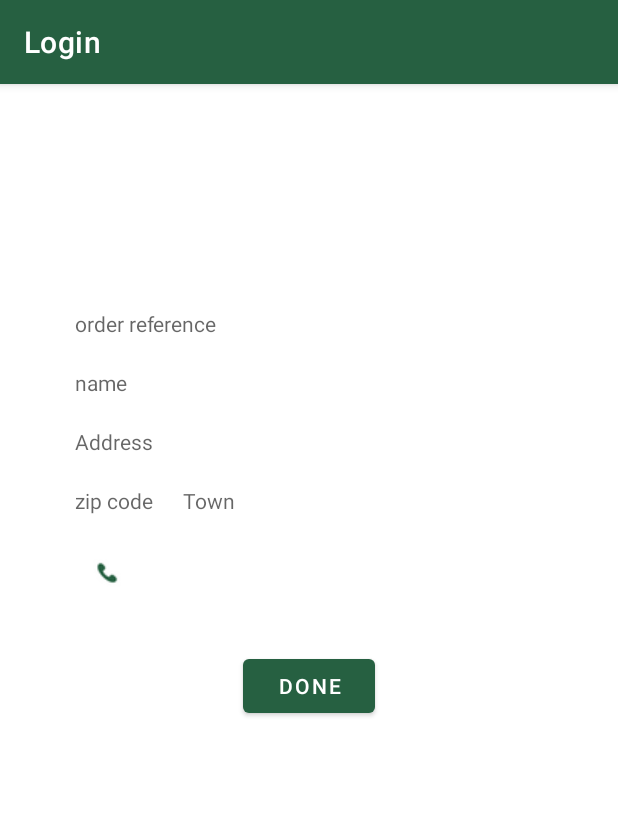
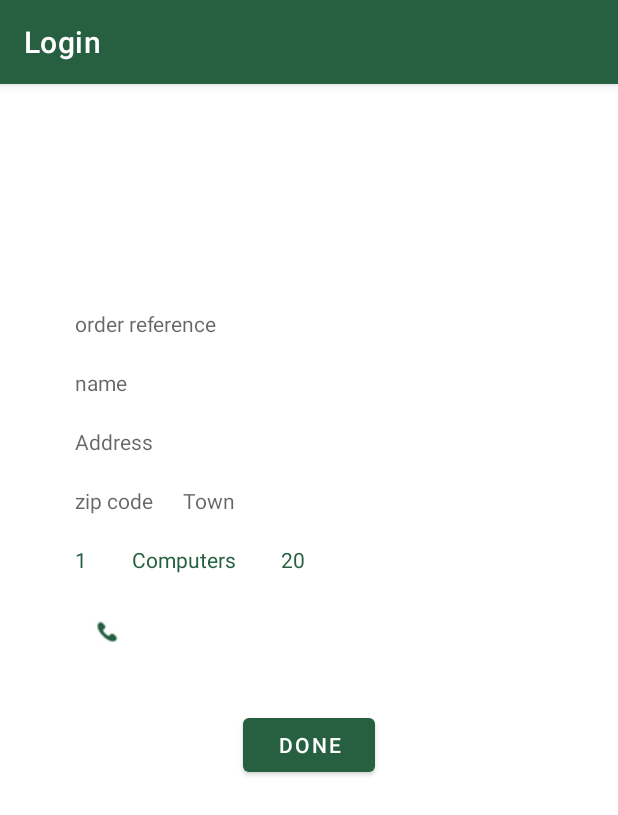
Before and after one commit to Aizen39/demotour, an Android app: the fragment DescriptionFragment placed in its activity, on a phone screen of 412 x 824 dp. Shown: the top 815 px of the screen. Run offline under Robolectric (Android 15) with nearby library versions, the phone set to English and light mode, and no system bars; our stand-ins replace navigation-ui; 7 statements that could not run were skipped.

Commit message:
display first data orders on descriptionfragment

```diff
--- a/app/src/main/kotlin/fr/pageup/demoapp/data/model/Orders.kt
+++ b/app/src/main/kotlin/fr/pageup/demoapp/data/model/Orders.kt
@@ -1,12 +1,7 @@
 package fr.pageup.demoapp.data.model
 
-import android.os.Parcelable
-import kotlinx.parcelize.Parcelize
-
-@Parcelize
 data class Orders(
     val idOrder : Short,
     val productName : String,
     val quantity : Short
-) : Parcelable{
-}
+)
--- a/app/src/main/kotlin/fr/pageup/demoapp/ui/fragments/DescriptionFragment.kt
+++ b/app/src/main/kotlin/fr/pageup/demoapp/ui/fragments/DescriptionFragment.kt
@@ -4,11 +4,13 @@ import android.os.Bundle
 import android.view.LayoutInflater
 import android.view.View
 import android.view.ViewGroup
+import android.widget.TextView
 import androidx.fragment.app.Fragment
 import androidx.fragment.app.viewModels
 import androidx.lifecycle.ViewModel
 import androidx.navigation.fragment.navArgs
 import fr.pageup.demoapp.databinding.FragmentDescriptionBinding
+import fr.pageup.demoapp.ui.adapters.TourAdapter
 import fr.pageup.demoapp.ui.viewmodels.DescriptionViewModel
 
 class DescriptionFragment : Fragment() {
@@ -26,9 +28,11 @@ class DescriptionFragment : Fragment() {
             zipcode.text = args.customer.zipCode
             town.text = args.customer.town
             phone.text = args.customer.phone
+            idOrderText.text = viewModel.getOrder0().idOrder.toString()
+            idLabelOrder.text = viewModel.getOrder0().productName
+            idQuantity.text = viewModel.getOrder0().quantity.toString()
+        }
 
-
-        }
         return binding.root
     }
 
--- a/app/src/main/kotlin/fr/pageup/demoapp/ui/fragments/LoginFragment.kt
+++ b/app/src/main/kotlin/fr/pageup/demoapp/ui/fragments/LoginFragment.kt
@@ -28,11 +28,13 @@ class LoginFragment : Fragment() {
         val edit_email: EditText = v.findViewById(R.id.email)
         val edit_pw: EditText = v.findViewById(R.id.password)
 
-        if (edit_email.text.toString() == viewModel.getUseremail() && edit_pw.text.toString() == viewModel.getUserPw()) {
-            loginbtn.setOnClickListener { view: View ->
-                view.findNavController()
-                    .navigate(R.id.loginFragment_to_tourFragment)
-            }
+        /*if (edit_email.text.toString() == viewModel.getUseremail() && edit_pw.text.toString() == viewModel.getUserPw()) {
+
+        }*/
+
+        loginbtn.setOnClickListener { view: View ->
+            view.findNavController()
+                .navigate(R.id.loginFragment_to_tourFragment)
         }
         return v
     }
--- a/app/src/main/kotlin/fr/pageup/demoapp/ui/viewmodels/DescriptionViewModel.kt
+++ b/app/src/main/kotlin/fr/pageup/demoapp/ui/viewmodels/DescriptionViewModel.kt
@@ -24,6 +24,6 @@ class DescriptionViewModel: ViewModel() {
 
     )
 
-    fun getOrders() = _orders
+    fun getOrder0() = _orders[0]
 
 }
--- a/app/src/main/res/layout/fragment_description.xml
+++ b/app/src/main/res/layout/fragment_description.xml
@@ -6,7 +6,6 @@
     android:orientation="vertical"
     android:padding="50dp"
     android:layout_marginTop="100dp">
-
 
     <TextView
         android:id="@+id/order_reference"
@@ -70,30 +69,34 @@
 
     </LinearLayout>
 
-    <!--<LinearLayout
+    <LinearLayout
         android:layout_width="match_parent"
         android:layout_height="wrap_content"
         android:orientation="horizontal"
         android:layout_marginTop="20dp">
 
         <TextView
-            android:id="@+id/idOrder"
+            android:id="@+id/idOrderText"
             android:layout_width="wrap_content"
             android:layout_height="wrap_content"
+            android:textColor="@color/back"
             tools:text="ID ORDER"/>
         <TextView
             android:id="@+id/idLabelOrder"
             android:paddingStart="30dp"
             android:layout_width="wrap_content"
             android:layout_height="wrap_content"
+            android:textColor="@color/back"
             tools:text="LABEL"/>
         <TextView
             android:id="@+id/idQuantity"
             android:paddingStart="30dp"
             android:layout_width="wrap_content"
             android:layout_height="wrap_content"
+            android:textColor="@color/back"
             tools:text="QUANTITY"/>
-    </LinearLayout>-->
+
+    </LinearLayout>
     <LinearLayout
         android:layout_width="match_parent"
         android:layout_height="wrap_content"
@@ -115,8 +118,6 @@
 
     </LinearLayout>
 
-
-
     <Button
         android:id="@+id/btn_ok"
         android:layout_width="wrap_content"
```
